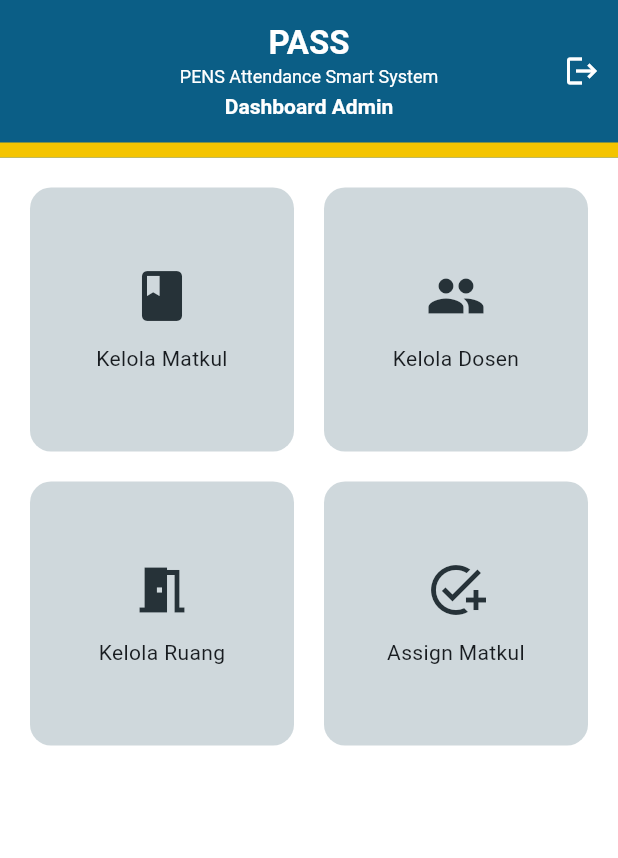
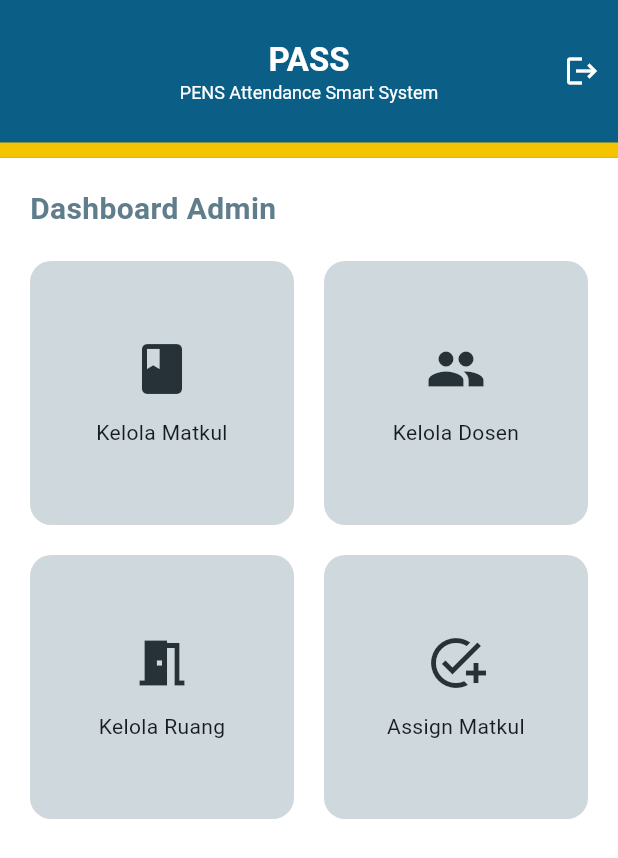
Before and after one commit to unad-danu/pass_pens, a Flutter app: the AdminDashboardPage screen opened by its route, on a phone screen of 412 x 824 dp. Shown: the top 858 px of the screen. Run offline on Flutter 3.47's test engine with Material 3 defaults, Android fonts, the phone set to English and light mode, and no system bars; our stand-ins replace animate_do, flutter_local_notifications, geolocator, image_picker, multi_select_flutter, permission_handler and 2 more; missing offline and left inert: google_mlkit_face_detection; accounts and stored records are empty.

Commit message:
update ye kan

```diff
--- a/lib/presentation/pages/admin/admin_dashboard_page.dart
+++ b/lib/presentation/pages/admin/admin_dashboard_page.dart
@@ -7,10 +7,31 @@ class AdminDashboardPage extends StatelessWidget {
   @override
   Widget build(BuildContext context) {
     return Scaffold(
-      appBar: const CustomAppBarAdmin(title: "Dashboard Admin"),
+      appBar: const CustomAppBarAdmin(),
 
-      body: GridView.count(
+      body: Padding(
         padding: const EdgeInsets.all(20),
+        child: Column(
+          crossAxisAlignment: CrossAxisAlignment.start,
+          children: [
+            // ========================
+            // JUDUL DI BODY
+            // ========================
+            const Text(
+              "Dashboard Admin",
+              style: TextStyle(
+                fontSize: 20,
+                fontWeight: FontWeight.bold,
+                color: Colors.blueGrey,
+              ),
+            ),
+            const SizedBox(height: 20),
+
+            // ========================
+            // GRID MENU
+            // ========================
+            Expanded(
+              child: GridView.count(
                 crossAxisCount: 2,
                 mainAxisSpacing: 20,
                 crossAxisSpacing: 20,
@@ -18,47 +39,44 @@ class AdminDashboardPage extends StatelessWidget {
                   _menuItem(
                     icon: Icons.book,
                     title: "Kelola Matkul",
-            onTap: () =>
-                Navigator.pushNamed(context, AppRoutes.adminKelolaMatkul),
+                    onTap: () => Navigator.pushNamed(
+                      context,
+                      AppRoutes.adminKelolaMatkul,
+                    ),
                   ),
                   _menuItem(
                     icon: Icons.people,
                     title: "Kelola Dosen",
-            onTap: () =>
-                Navigator.pushNamed(context, AppRoutes.adminKelolaDosen),
+                    onTap: () => Navigator.pushNamed(
+                      context,
+                      AppRoutes.adminKelolaDosen,
                     ),
-          // _menuItem(
-          // icon: Icons.schedule,
-          // title: "Kelola Jadwal",
-          // onTap: () =>
-          //     Navigator.pushNamed(context, AppRoutes.adminKelolaJadwal),
-          // ),
-          // _menuItem(
-          // icon: Icons.class_,
-          // title: "Kelola Kelas",
-          // onTap: () =>
-          //    Navigator.pushNamed(context, AppRoutes.adminKelolaKelas),
-          //),
+                  ),
                   _menuItem(
                     icon: Icons.meeting_room,
                     title: "Kelola Ruang",
-            onTap: () =>
-                Navigator.pushNamed(context, AppRoutes.adminKelolaRuang),
+                    onTap: () => Navigator.pushNamed(
+                      context,
+                      AppRoutes.adminKelolaRuang,
+                    ),
                   ),
                   _menuItem(
                     icon: Icons.add_task,
                     title: "Assign Matkul",
-            onTap: () =>
-                Navigator.pushNamed(context, AppRoutes.adminAssignMatkul),
+                    onTap: () => Navigator.pushNamed(
+                      context,
+                      AppRoutes.adminAssignMatkul,
+                    ),
                   ),
                 ],
+              ),
+            ),
+          ],
+        ),
       ),
     );
   }
 
-  // ====================================================
-  // WIDGET MENU ITEM
-  // ====================================================
   static Widget _menuItem({
     required IconData icon,
     required String title,
@@ -86,12 +104,10 @@ class AdminDashboardPage extends StatelessWidget {
 }
 
 // ====================================================
-// CUSTOM APP BAR ADMIN (GAYA MAHASISWA TANPA LOGO)
+// CUSTOM APP BAR ADMIN TANPA TITLE
 // ====================================================
 class CustomAppBarAdmin extends StatelessWidget implements PreferredSizeWidget {
-  final String? title;
-
-  const CustomAppBarAdmin({super.key, this.title});
+  const CustomAppBarAdmin({super.key});
 
   static const double _bottomLineHeight = 10;
 
@@ -106,8 +122,8 @@ class CustomAppBarAdmin extends StatelessWidget implements PreferredSizeWidget {
 
       title: Column(
         mainAxisSize: MainAxisSize.min,
-        children: [
-          const Text(
+        children: const [
+          Text(
             "PASS",
             style: TextStyle(
               color: Colors.white,
@@ -115,26 +131,13 @@ class CustomAppBarAdmin extends StatelessWidget implements PreferredSizeWidget {
               fontWeight: FontWeight.bold,
             ),
           ),
-          const Text(
+          Text(
             "PENS Attendance Smart System",
             style: TextStyle(color: Colors.white, fontSize: 12),
           ),
-          if (title != null) ...[
-            const SizedBox(height: 4),
-            Text(
-              title!,
-              textAlign: TextAlign.center,
-              style: const TextStyle(
-                color: Colors.white,
-                fontSize: 14,
-                fontWeight: FontWeight.w600,
-              ),
-            ),
-          ],
         ],
       ),
 
-      // TOMBOL LOGOUT
       actions: [
         IconButton(
           icon: const Icon(Icons.logout, color: Colors.white),
```
Also changed, not shown: lib/presentation/pages/home_mahasiswa_page.dart (+67 -12 lines). Lines whose indentation alone changed are shown as unchanged.
